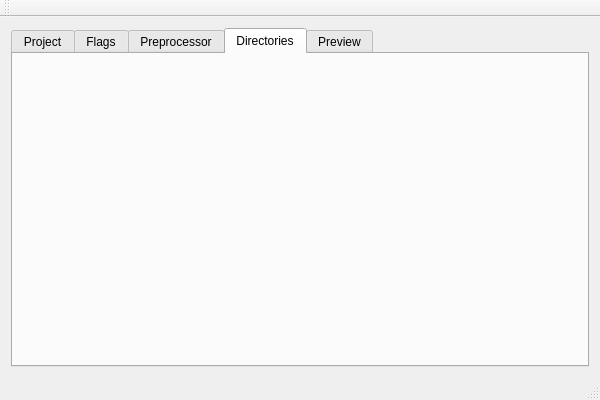
This is CMakeWidzard2/CMakeWidzard2.ui in 8BitsCoding/CMakeWidzard2 as Qt 5 draws it before an edit. The edited form follows.
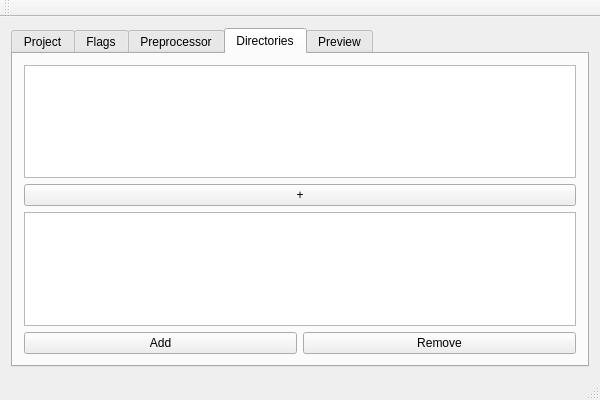
This is the edited form. The open tabs and pages were chosen to show the change.

```diff
--- a/CMakeWidzard2/CMakeWidzard2.ui
+++ b/CMakeWidzard2/CMakeWidzard2.ui
@@ -39,6 +39,43 @@
        <attribute name="title">
         <string>Directories</string>
        </attribute>
+       <layout class="QHBoxLayout" name="horizontalLayout_5">
+        <item>
+         <layout class="QVBoxLayout" name="verticalLayout_5">
+          <item>
+           <widget class="QListWidget" name="listWidget"/>
+          </item>
+          <item>
+           <widget class="QPushButton" name="pushButton_3">
+            <property name="text">
+             <string>+</string>
+            </property>
+           </widget>
+          </item>
+          <item>
+           <widget class="QTableWidget" name="tableWidget_2"/>
+          </item>
+          <item>
+           <layout class="QHBoxLayout" name="horizontalLayout_4">
+            <item>
+             <widget class="QPushButton" name="pushButton_4">
+              <property name="text">
+               <string>Add</string>
+              </property>
+             </widget>
+            </item>
+            <item>
+             <widget class="QPushButton" name="pushButton_5">
+              <property name="text">
+               <string>Remove</string>
+              </property>
+             </widget>
+            </item>
+           </layout>
+          </item>
+         </layout>
+        </item>
+       </layout>
       </widget>
       <widget class="QWidget" name="tab_5">
        <attribute name="title">
```
Left out of the diff: 78 changed lines with no effect on the pictures.
